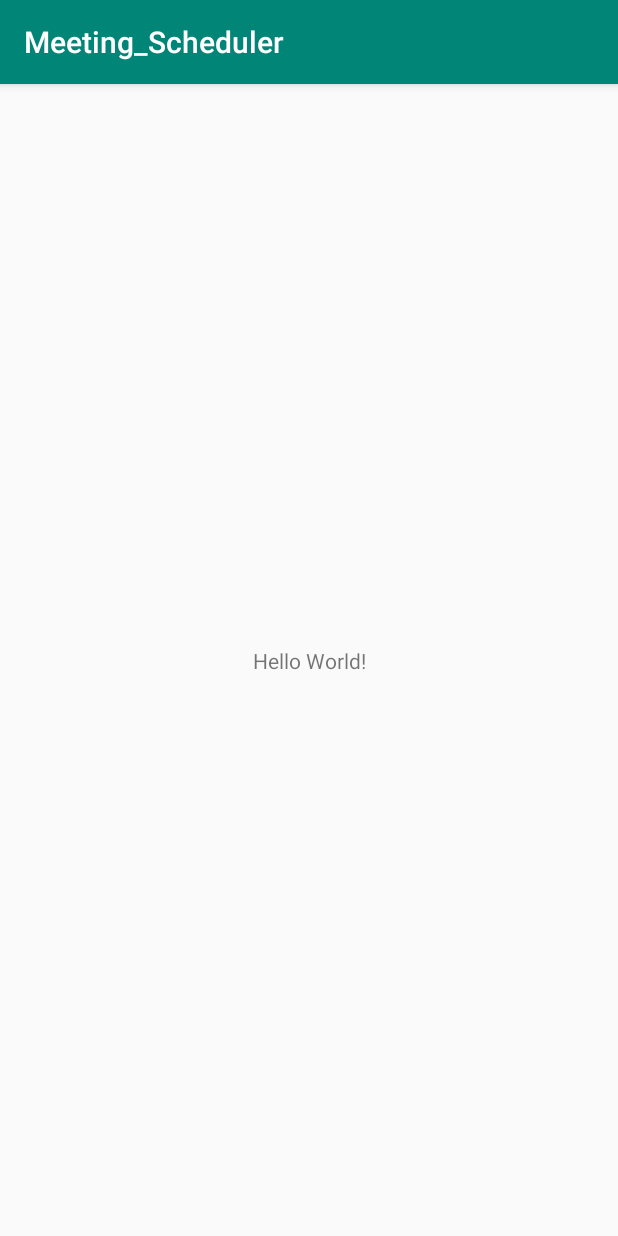
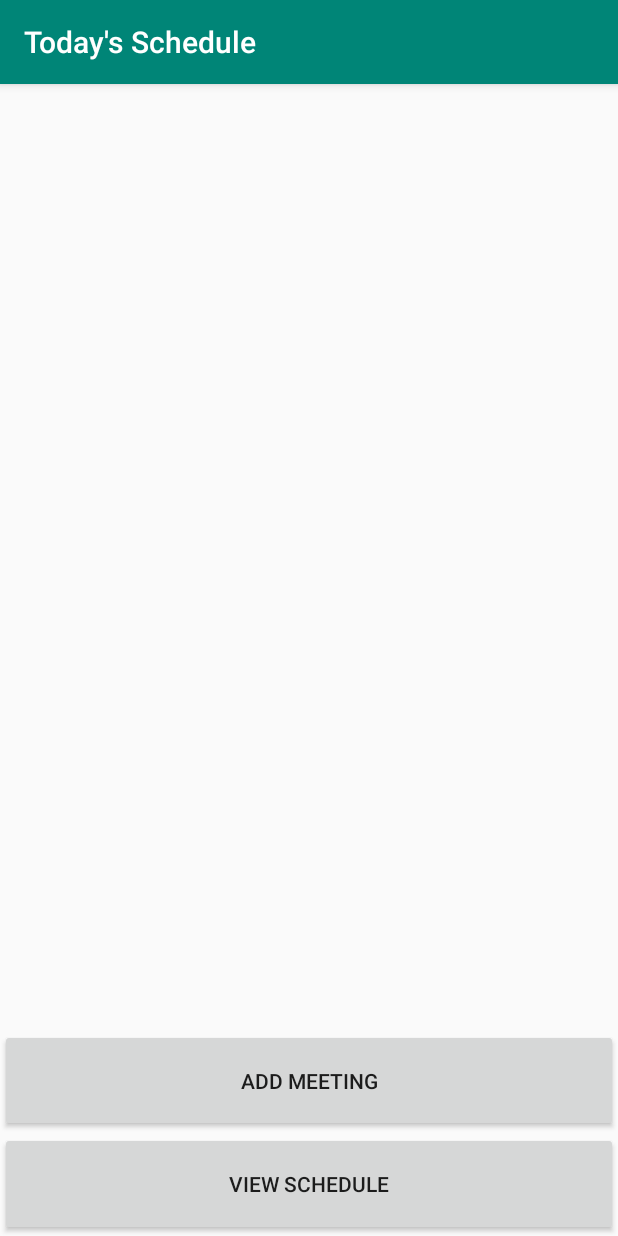
Before and after one commit to chibiqilin/Meeting_Scheduler_App, an Android app: the screen it shows after launch (MainActivity), on a phone screen of 412 x 824 dp. Run offline under Robolectric (Android 15) with nearby library versions, the phone set to English and light mode, and no system bars.

Commit message:
Project Progress
Implemented main activity and meeting scheduler.

Main activity displays current date's meetings.

```diff
--- /dev/null
+++ b/app/src/main/java/com/andrewvu/meeting_scheduler/CurrentDate.java
@@ -0,0 +1,42 @@
+package com.andrewvu.meeting_scheduler;
+
+import android.icu.util.Calendar;
+import android.os.Build;
+
+import androidx.annotation.RequiresApi;
+
+/**
+ * @author Andrew Vu (6044937)
+ *
+ * Static class to return int value for current day of month, month (0-11), year, or String of date.
+ * Created because many methods of Date are deprecated, and current date can be used in multiple
+ * activities in this Android Application.
+ */
+@RequiresApi(api = Build.VERSION_CODES.N)
+public abstract class CurrentDate {
+    private static Calendar c = Calendar.getInstance();
+
+    /**
+     * getDayOfMonth
+     * @return int day of month
+     */
+    public static int getDayOfMonth() {return c.get(Calendar.DAY_OF_MONTH);}
+
+    /**
+     * getMonth
+     * @return return int month (from 0 to 11)
+     */
+    public static int getMonth(){return c.get(Calendar.MONTH);}
+
+    /**
+     * getYear
+     * @return int year
+     */
+    public static int getYear(){return c.get(Calendar.YEAR);}
+
+    /**
+     * getDate
+     * @return String date in form DD/MM/YYYY
+     */
+    public static String getDate(){return (getDayOfMonth() + "/" + (getMonth() + 1) + "/" + getYear());}
+}
--- /dev/null
+++ b/app/src/main/java/com/andrewvu/meeting_scheduler/DataHelper.java
@@ -0,0 +1,29 @@
+package com.andrewvu.meeting_scheduler;
+
+import android.content.Context;
+import android.database.sqlite.SQLiteDatabase;
+import android.database.sqlite.SQLiteOpenHelper;
+
+public class DataHelper extends SQLiteOpenHelper {
+    public static final int DATABASE_VERSION = 2;
+    public static final String DB_NAME = "schedule";    // database
+    public static final String DB_TABLE = "meetings";   // table for meetings
+    public static final int DB_VERSION = 1;
+
+    private static final String CREATE_TABLE = "CREATE TABLE " + DB_TABLE +
+            " (id INTEGER PRIMARY KEY, date TEXT NOT NULL, " +
+            "time TEXT NOT NULL, name TEXT, phone TEXT);";
+
+
+    DataHelper(Context context) {
+        super(context,DB_NAME,null,DATABASE_VERSION);
+    }
+    @Override
+    public void onCreate(SQLiteDatabase db) {
+        db.execSQL(CREATE_TABLE);
+    }
+    @Override
+    public void onUpgrade(SQLiteDatabase db, int oldVersion, int newVersion) {
+        //How to migrate or reconstruct data from old version to new on upgrade
+    }
+}
--- a/app/src/main/java/com/andrewvu/meeting_scheduler/MainActivity.java
+++ b/app/src/main/java/com/andrewvu/meeting_scheduler/MainActivity.java
@@ -1,14 +1,66 @@
 package com.andrewvu.meeting_scheduler;
 
+import androidx.annotation.RequiresApi;
 import androidx.appcompat.app.AppCompatActivity;
 
+import android.content.Intent;
+import android.database.Cursor;
+import android.database.sqlite.SQLiteDatabase;
+import android.os.Build;
 import android.os.Bundle;
+import android.view.View;
+import android.widget.ArrayAdapter;
+import android.widget.ListView;
+
+import java.util.ArrayList;
 
 public class MainActivity extends AppCompatActivity {
 
+    @RequiresApi(api = Build.VERSION_CODES.N)
     @Override
     protected void onCreate(Bundle savedInstanceState) {
         super.onCreate(savedInstanceState);
         setContentView(R.layout.activity_main);
+        query(CurrentDate.getDate());
+    }
+
+    private void query(String date) {
+        String[] fields=new String[]{"id","date","time","name","phone"};
+        ListView lv=(ListView)findViewById(R.id.todaysList);
+        ArrayList<String> entries=new ArrayList<>();
+
+        DataHelper dh=new DataHelper(this);
+        SQLiteDatabase datareader=dh.getReadableDatabase();
+
+        String[] args = {date};
+        Cursor cursor=datareader.query(DataHelper.DB_TABLE,fields,
+                "date=?",args,null,null,null);
+        cursor.moveToFirst();
+
+        while (!cursor.isAfterLast()) {
+            entries.add(Integer.toString(
+                    cursor.getInt(0))+": "+
+                    cursor.getString(1)+" @ "+
+                    cursor.getString(2)+", with "+
+                    cursor.getString(3)+" Phone: "+
+                    cursor.getString(4));
+            cursor.moveToNext();
+        }
+        if (cursor!=null && !cursor.isClosed()) cursor.close();
+        ArrayAdapter<String> adapter=new ArrayAdapter<>( this,
+                android.R.layout.simple_list_item_1,entries);
+
+        lv.setAdapter(adapter);
+        registerForContextMenu(lv);
+        datareader.close();
+    }
+
+
+    public void createSchedule(View view) {
+        startActivity(new Intent(this, ScheduleForm.class));
+    }
+
+    public void viewSchedule(View view) {
+        startActivity(new Intent(this,ScheduleViewer.class));
     }
 }
--- a/app/src/main/res/layout/activity_main.xml
+++ b/app/src/main/res/layout/activity_main.xml
@@ -1,18 +1,31 @@
 <?xml version="1.0" encoding="utf-8"?>
-<androidx.constraintlayout.widget.ConstraintLayout xmlns:android="http://schemas.android.com/apk/res/android"
+<LinearLayout xmlns:android="http://schemas.android.com/apk/res/android"
     xmlns:app="http://schemas.android.com/apk/res-auto"
     xmlns:tools="http://schemas.android.com/tools"
     android:layout_width="match_parent"
     android:layout_height="match_parent"
+    android:orientation="vertical"
     tools:context=".MainActivity">
 
-    <TextView
-        android:layout_width="wrap_content"
+    <ListView
+        android:layout_width="match_parent"
+        android:layout_height="0dip"
+        android:layout_weight="30"
+        android:id="@+id/todaysList"
+        />
+    <Button
+        android:layout_width="match_parent"
         android:layout_height="wrap_content"
-        android:text="Hello World!"
-        app:layout_constraintBottom_toBottomOf="parent"
-        app:layout_constraintLeft_toLeftOf="parent"
-        app:layout_constraintRight_toRightOf="parent"
-        app:layout_constraintTop_toTopOf="parent" />
+        android:layout_weight="1"
+        android:text="@string/addMeeting"
+        android:onClick="createSchedule"
+        />
+    <Button
+        android:layout_width="match_parent"
+        android:layout_height="wrap_content"
+        android:layout_weight="1"
+        android:text="@string/viewSchedule"
+        android:onClick="viewSchedule"
+        />
 
-</androidx.constraintlayout.widget.ConstraintLayout>
+</LinearLayout>
--- a/app/src/main/res/values/strings.xml
+++ b/app/src/main/res/values/strings.xml
@@ -1,3 +1,11 @@
 <resources>
     <string name="app_name">Meeting_Scheduler</string>
+    <string name="viewSchedule">View Schedule</string>
+    <string name="addMeeting">Add Meeting</string>
+    <string name="setTime">Set Time</string>
+    <string name="defaultTime">00:00</string>
+    <string name="addContact">Add Contact</string>
+    <string name="defaultContact">None</string>
+    <string name="save">Save</string>
+    <string name="cancel">Cancel</string>
 </resources>
```
Also changed, not shown: app/src/main/AndroidManifest.xml (+7 -1 lines), app/src/main/java/com/andrewvu/meeting_scheduler/ScheduleForm.java (added, +154 -0 lines), app/src/main/java/com/andrewvu/meeting_scheduler/ScheduleViewer.java (added, +14 -0 lines), app/src/main/java/com/andrewvu/meeting_scheduler/TimePickerFragment.java (added, +31 -0 lines), app/src/main/res/layout/activity_schedule_form.xml (added, +77 -0 lines), app/src/main/res/layout/activity_schedule_viewer.xml (added, +9 -0 lines).
